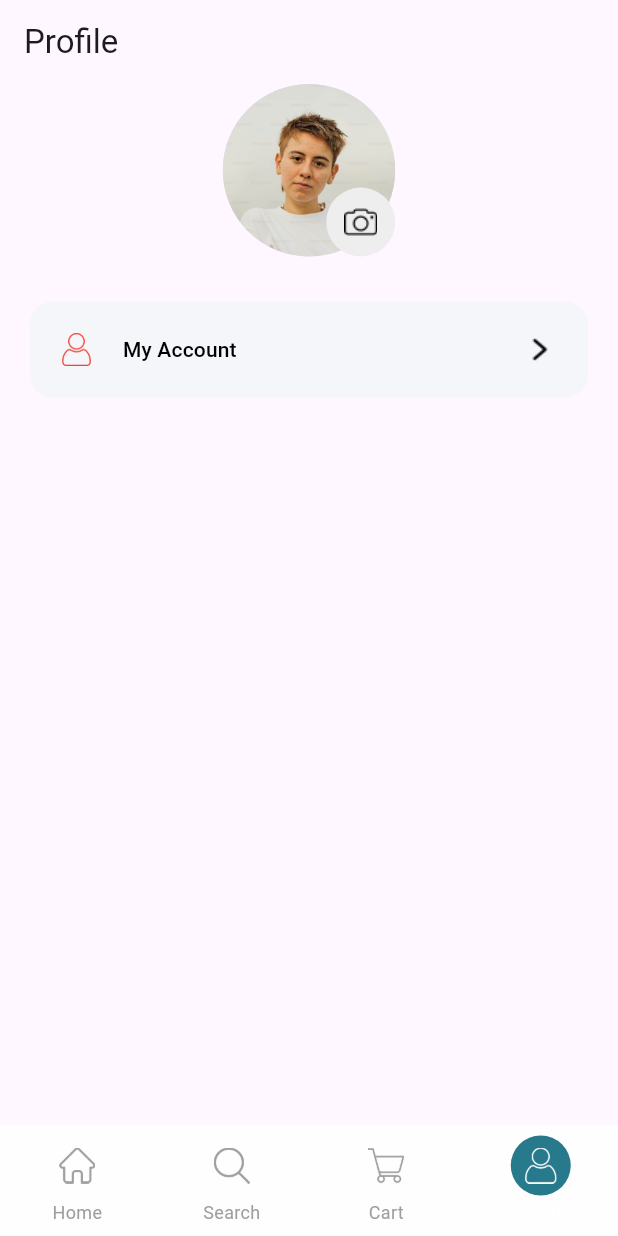
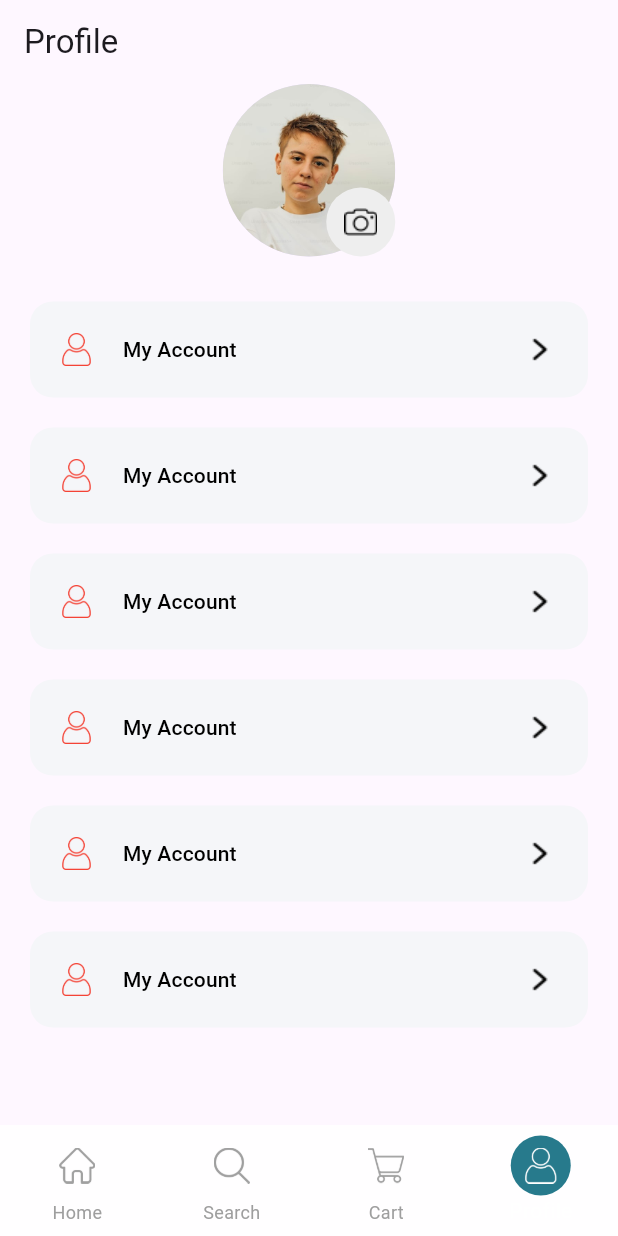
Before and after one commit to Chanukaisuru/CampKit, a Flutter app: the ProfileScreen screen opened directly, on a phone screen of 412 x 824 dp. Run offline on Flutter 3.47's test engine with Material 3 defaults, Android fonts, the light colour scheme and no system bars.

Commit message:
other menu add

```diff
--- a/lib/category_pages/profile/components/body.dart
+++ b/lib/category_pages/profile/components/body.dart
@@ -8,7 +8,41 @@ class Body extends StatelessWidget {
       children: [
         ProfilePic(),
         SizedBox(height: 20),
-        ProfileMenu(icon:'assets/icon/user.png', text: 'My Account', press: () {}),
+        ProfileMenu(
+          icon:'assets/icon/user.png',
+          text: 'My Account',
+          press: () {}
+          ),
+
+          ProfileMenu(
+          icon:'assets/icon/user.png',
+          text: 'My Account',
+          press: () {}
+          ),
+
+          ProfileMenu(
+          icon:'assets/icon/user.png',
+          text: 'My Account',
+          press: () {}
+          ),
+
+          ProfileMenu(
+          icon:'assets/icon/user.png',
+          text: 'My Account',
+          press: () {}
+          ),
+
+          ProfileMenu(
+          icon:'assets/icon/user.png',
+          text: 'My Account',
+          press: () {}
+          ),
+
+          ProfileMenu(
+          icon:'assets/icon/user.png',
+          text: 'My Account',
+          press: () {}
+          ),
       ],
     );
   }
```
